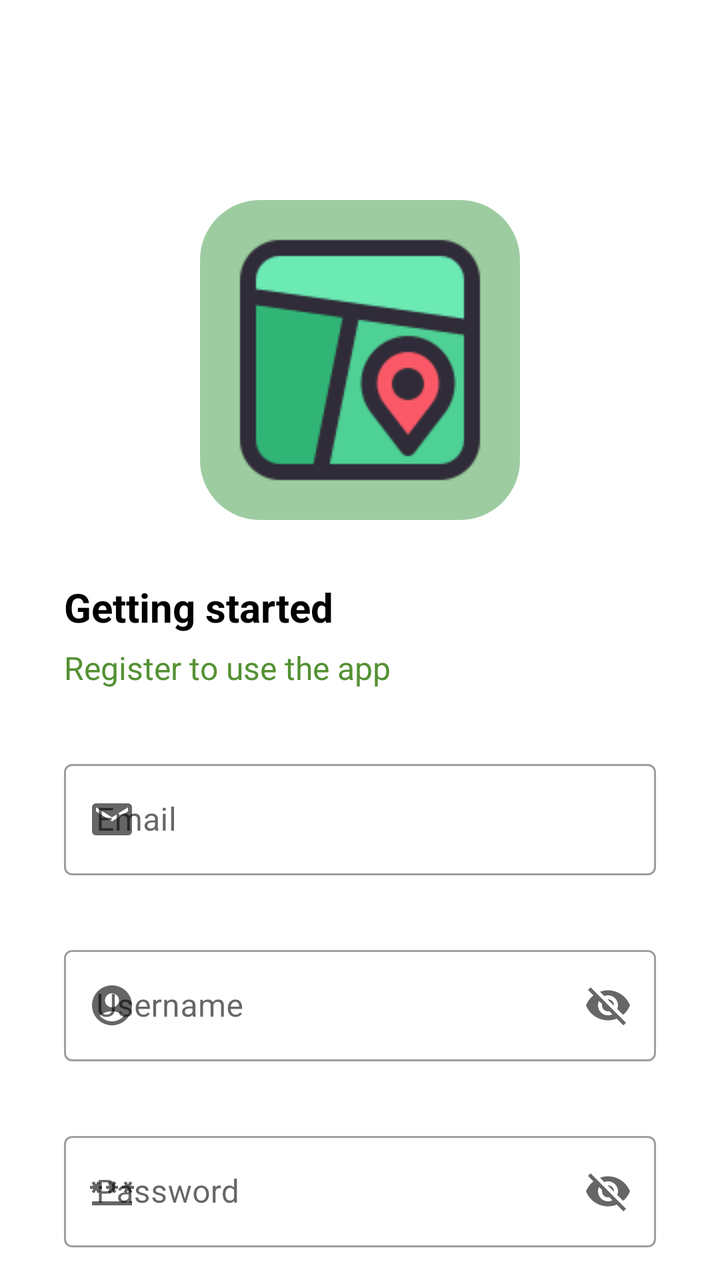
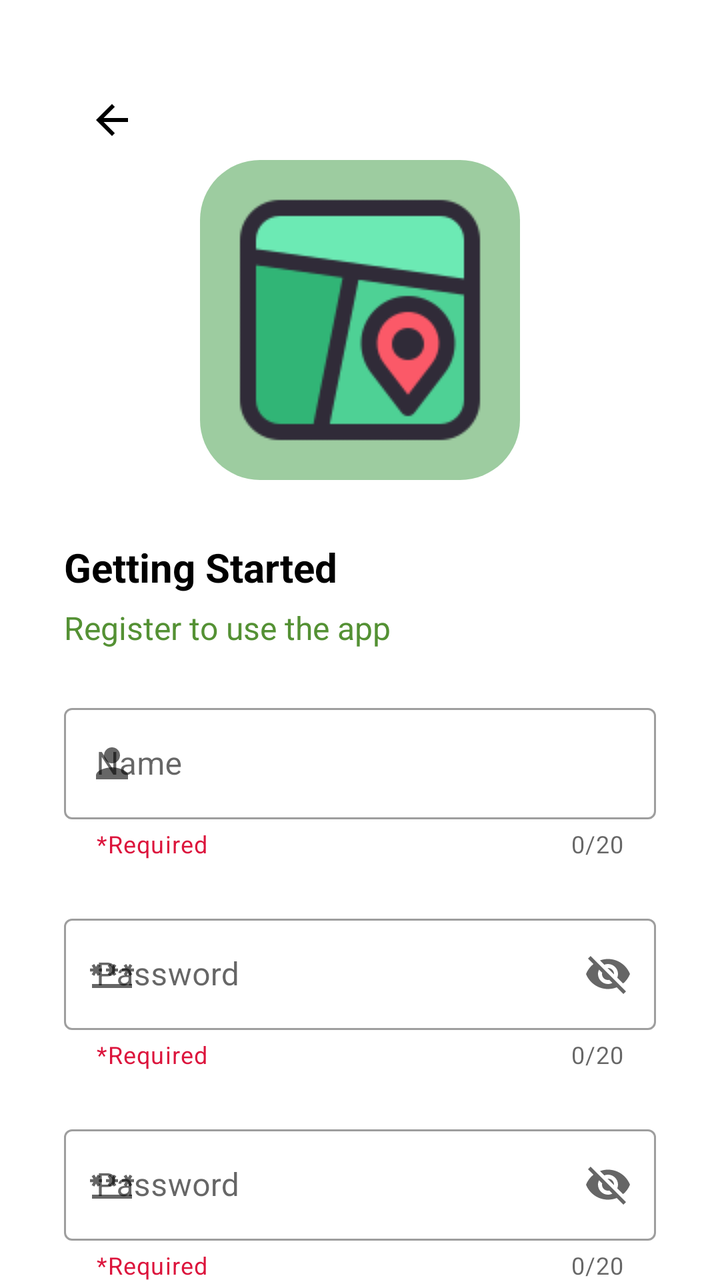

An Android layout rendered at two revisions. The XML below is the earlier revision; the diff shows what the commit changed to produce the second picture.
<!-- AndroidManifest.xml: application theme Theme.PSASIC -->
<!-- res/layout/activity_register.xml -->
<?xml version="1.0" encoding="utf-8"?>
<androidx.constraintlayout.widget.ConstraintLayout xmlns:android="http://schemas.android.com/apk/res/android"
    xmlns:app="http://schemas.android.com/apk/res-auto"
    xmlns:tools="http://schemas.android.com/tools"
    android:layout_width="match_parent"
    android:layout_height="match_parent"
    tools:context=".Activities.RegisterActivity">

    <ImageView
        android:id="@+id/logo"
        android:layout_width="160dp"
        android:layout_height="160dp"
        android:layout_marginTop="100dp"
        android:background="@drawable/rounded_bg"
        android:scaleType="center"
        android:src="@drawable/icons128"
        app:layout_constraintEnd_toEndOf="parent"
        app:layout_constraintStart_toStartOf="parent"
        app:layout_constraintTop_toTopOf="parent"
        android:contentDescription="@null" />

    <TextView
        android:id="@+id/welcome"
        android:layout_width="wrap_content"
        android:layout_height="wrap_content"
        android:layout_marginStart="32dp"
        android:layout_marginTop="30dp"
        android:text="Getting started"
        android:textColor="@color/black"
        android:textSize="20sp"
        android:textStyle="bold"
        app:layout_constraintStart_toStartOf="parent"
        app:layout_constraintTop_toBottomOf="@id/logo" />

    <TextView
        android:id="@+id/login"
        android:layout_width="wrap_content"
        android:layout_height="wrap_content"
        android:layout_marginStart="32dp"
        android:layout_marginTop="6dp"
        android:text="Register to use the app"
        android:textColor="@color/normal_green"
        android:textSize="16sp"
        android:textStyle="normal"
        app:layout_constraintStart_toStartOf="parent"
        app:layout_constraintTop_toBottomOf="@id/welcome" />


    <com.google.android.material.textfield.TextInputLayout
        android:id="@+id/textNameLayout"
        style="@style/Widget.MaterialComponents.TextInputLayout.OutlinedBox"
        android:layout_width="match_parent"
        android:layout_height="wrap_content"
        android:layout_marginStart="32dp"
        android:layout_marginTop="32dp"
        android:layout_marginEnd="32dp"
        android:hint="@string/email"
        app:endIconMode="clear_text"
        app:layout_constraintEnd_toEndOf="parent"
        app:layout_constraintStart_toStartOf="parent"
        app:layout_constraintTop_toBottomOf="@id/login"
        app:startIconDrawable="@drawable/baseline_email_24">

        <com.google.android.material.textfield.TextInputEditText
            android:id="@+id/textName"
            android:layout_width="match_parent"
            android:layout_height="wrap_content" />
    </com.google.android.material.textfield.TextInputLayout>


    <com.google.android.material.textfield.TextInputLayout
        android:id="@+id/textPasswordLayout"
        style="@style/Widget.MaterialComponents.TextInputLayout.OutlinedBox"
        android:layout_width="match_parent"
        android:layout_height="wrap_content"
        android:layout_marginStart="32dp"
        android:layout_marginTop="32dp"
        android:layout_marginEnd="32dp"
        android:hint="@string/username"
        app:endIconMode="password_toggle"
        app:layout_constraintEnd_toEndOf="parent"
        app:layout_constraintStart_toStartOf="parent"
        app:layout_constraintTop_toBottomOf="@id/textNameLayout"
        app:startIconDrawable="@drawable/ic_account">

        <com.google.android.material.textfield.TextInputEditText
            android:id="@+id/textPassword"
            android:layout_width="match_parent"
            android:layout_height="wrap_content" />
    </com.google.android.material.textfield.TextInputLayout>

    <com.google.android.material.textfield.TextInputLayout
        android:id="@+id/textConfirmPasswordLayout"
        style="@style/Widget.MaterialComponents.TextInputLayout.OutlinedBox"
        android:layout_width="match_parent"
        android:layout_height="wrap_content"
        android:layout_marginStart="32dp"
        android:layout_marginTop="32dp"
        android:layout_marginEnd="32dp"
        android:hint="@string/password"
        app:endIconMode="password_toggle"
        app:layout_constraintEnd_toEndOf="parent"
        app:layout_constraintStart_toStartOf="parent"
        app:layout_constraintTop_toBottomOf="@id/textPasswordLayout"
        app:startIconDrawable="@drawable/ic_password">

        <com.google.android.material.textfield.TextInputEditText
            android:id="@+id/textConfirmPassword"
            android:layout_width="match_parent"
            android:layout_height="wrap_content" />
    </com.google.android.material.textfield.TextInputLayout>


    <Button
        android:id="@+id/register_button"
        android:layout_width="276dp"
        android:layout_height="wrap_content"
        android:layout_marginTop="28dp"
        android:backgroundTint="@color/lime"
        android:text="REGISTER"
        android:textColor="@color/black"
        android:textStyle="bold"
        app:layout_constraintEnd_toEndOf="parent"
        app:layout_constraintStart_toStartOf="parent"
        app:layout_constraintTop_toBottomOf="@+id/textConfirmPasswordLayout" />


</androidx.constraintlayout.widget.ConstraintLayout>
<!-- resources referenced by this layout -->
<resources>
  <color name="black">#FF000000</color>
  <color name="lime">#BBFF2B</color>
  <color name="normal_green">#549134</color>
  <!-- drawable baseline_email_24 (drawable) -->
  <vector android:height="24dp" android:tint="#000000"
      android:viewportHeight="24" android:viewportWidth="24"
      android:width="24dp" xmlns:android="http://schemas.android.com/apk/res/android">
      <path android:fillColor="@android:color/white" android:pathData="M20,4L4,4c-1.1,0 -1.99,0.9 -1.99,2L2,18c0,1.1 0.9,2 2,2h16c1.1,0 2,-0.9 2,-2L22,6c0,-1.1 -0.9,-2 -2,-2zM20,8l-8,5 -8,-5L4,6l8,5 8,-5v2z"/>
  </vector>
  <!-- drawable ic_account (drawable) -->
  <vector android:height="24dp" android:tint="#000000"
      android:viewportHeight="24" android:viewportWidth="24"
      android:width="24dp" xmlns:android="http://schemas.android.com/apk/res/android">
      <path android:fillColor="@android:color/white" android:pathData="M12,2C6.48,2 2,6.48 2,12s4.48,10 10,10s10,-4.48 10,-10S17.52,2 12,2zM12,6c1.93,0 3.5,1.57 3.5,3.5S13.93,13 12,13s-3.5,-1.57 -3.5,-3.5S10.07,6 12,6zM12,20c-2.03,0 -4.43,-0.82 -6.14,-2.88C7.55,15.8 9.68,15 12,15s4.45,0.8 6.14,2.12C16.43,19.18 14.03,20 12,20z"/>
  </vector>
  <!-- drawable ic_password (drawable) -->
  <vector android:height="24dp" android:tint="#000000"
      android:viewportHeight="24" android:viewportWidth="24"
      android:width="24dp" xmlns:android="http://schemas.android.com/apk/res/android">
      <path android:fillColor="@android:color/white" android:pathData="M2,17h20v2H2V17zM3.15,12.95L4,11.47l0.85,1.48l1.3,-0.75L5.3,10.72H7v-1.5H5.3l0.85,-1.47L4.85,7L4,8.47L3.15,7l-1.3,0.75L2.7,9.22H1v1.5h1.7L1.85,12.2L3.15,12.95zM9.85,12.2l1.3,0.75L12,11.47l0.85,1.48l1.3,-0.75l-0.85,-1.48H15v-1.5h-1.7l0.85,-1.47L12.85,7L12,8.47L11.15,7l-1.3,0.75l0.85,1.47H9v1.5h1.7L9.85,12.2zM23,9.22h-1.7l0.85,-1.47L20.85,7L20,8.47L19.15,7l-1.3,0.75l0.85,1.47H17v1.5h1.7l-0.85,1.48l1.3,0.75L20,11.47l0.85,1.48l1.3,-0.75l-0.85,-1.48H23V9.22z"/>
  </vector>
  <!-- drawable icons128: png bitmap (drawable, 4297 bytes) -->
  <!-- drawable rounded_bg (drawable) -->
  <?xml version="1.0" encoding="UTF-8"?>
  <shape xmlns:android="http://schemas.android.com/apk/res/android">
      <solid android:color="@color/background_green"/>
      <corners android:radius="30dp"/>
      <padding android:left="0dp" android:top="0dp" android:right="0dp" android:bottom="0dp" />
  </shape>
  <string name="email">Email</string>
  <string name="password">Password</string>
  <string name="username">Username</string>
  <style name="Theme.PSASIC" parent="Theme.MaterialComponents.DayNight.NoActionBar">
          
          <item name="colorPrimary">@color/purple_500</item>
          <item name="colorPrimaryVariant">@color/purple_700</item>
          <item name="colorOnPrimary">@color/white</item>
          
          <item name="colorSecondary">@color/teal_200</item>
          <item name="colorSecondaryVariant">@color/teal_700</item>
          <item name="colorOnSecondary">@color/black</item>
          
          <item name="android:statusBarColor">?attr/colorPrimaryVariant</item>
          
      </style>
  <color name="background_green">#9DCCA0</color>
  <color name="purple_500">#FF6200EE</color>
  <color name="purple_700">#FF3700B3</color>
  <color name="white">#FFFFFFFF</color>
  <color name="teal_200">#FF03DAC5</color>
  <color name="teal_700">#FF018786</color>
</resources>

<!-- the commit's change to res/layout/activity_register.xml (unified diff, before → after) -->
@@ -1,49 +1,55 @@
-<?xml version="1.0" encoding="utf-8"?>
 <androidx.constraintlayout.widget.ConstraintLayout xmlns:android="http://schemas.android.com/apk/res/android"
     xmlns:app="http://schemas.android.com/apk/res-auto"
     xmlns:tools="http://schemas.android.com/tools"
     android:layout_width="match_parent"
     android:layout_height="match_parent"
     tools:context=".Activities.RegisterActivity">
+    <ImageButton
+        android:layout_marginStart="32dp"
+        android:id="@+id/arrow_back"
+        android:layout_width="wrap_content"
+        android:layout_height="wrap_content"
+        android:backgroundTint="@color/transparent"
+        android:src="@drawable/arrow_back"
+        app:layout_constraintStart_toStartOf="parent"
+        android:layout_marginTop="38dp"
+        app:layout_constraintTop_toTopOf="parent" />
 
     <ImageView
+        android:layout_marginTop="80dp"
         android:id="@+id/logo"
         android:layout_width="160dp"
+        app:layout_constraintTop_toTopOf="parent"
+        app:layout_constraintStart_toStartOf="parent"
+        app:layout_constraintEnd_toEndOf="parent"
+        android:background="@drawable/rounded_bg"
         android:layout_height="160dp"
-        android:layout_marginTop="100dp"
-        android:background="@drawable/rounded_bg"
         android:scaleType="center"
-        android:src="@drawable/icons128"
-        app:layout_constraintEnd_toEndOf="parent"
+        android:src="@drawable/icons128"/>
+    <TextView
+        android:id="@+id/getstarted"
+        app:layout_constraintTop_toBottomOf="@id/logo"
         app:layout_constraintStart_toStartOf="parent"
-        app:layout_constraintTop_toTopOf="parent"
-        android:contentDescription="@null" />
-
-    <TextView
-        android:id="@+id/welcome"
+        android:layout_marginTop="30dp"
         android:layout_width="wrap_content"
         android:layout_height="wrap_content"
+        android:text="Getting Started"
+        android:textColor="@color/black"
         android:layout_marginStart="32dp"
-        android:layout_marginTop="30dp"
-        android:text="Getting started"
-        android:textColor="@color/black"
         android:textSize="20sp"
-        android:textStyle="bold"
+        android:textStyle="bold" />
+    <TextView
+        android:id="@+id/rg_text"
+        app:layout_constraintTop_toBottomOf="@id/getstarted"
         app:layout_constraintStart_toStartOf="parent"
-        app:layout_constraintTop_toBottomOf="@id/logo" />
-
-    <TextView
-        android:id="@+id/login"
+        android:layout_marginTop="6dp"
         android:layout_width="wrap_content"
         android:layout_height="wrap_content"
-        android:layout_marginStart="32dp"
-        android:layout_marginTop="6dp"
         android:text="Register to use the app"
         android:textColor="@color/normal_green"
+        android:layout_marginStart="32dp"
         android:textSize="16sp"
-        android:textStyle="normal"
-        app:layout_constraintStart_toStartOf="parent"
-        app:layout_constraintTop_toBottomOf="@id/welcome" />
+        android:textStyle="normal" />
 
 
     <com.google.android.material.textfield.TextInputLayout
@@ -52,14 +58,18 @@
         android:layout_width="match_parent"
         android:layout_height="wrap_content"
         android:layout_marginStart="32dp"
-        android:layout_marginTop="32dp"
+        android:layout_marginTop="24dp"
         android:layout_marginEnd="32dp"
-        android:hint="@string/email"
+        android:hint="@string/name"
+        app:counterEnabled="true"
+        app:counterMaxLength="20"
         app:endIconMode="clear_text"
+        app:helperText="*Required"
+        app:helperTextTextColor="@color/Crimson"
         app:layout_constraintEnd_toEndOf="parent"
         app:layout_constraintStart_toStartOf="parent"
-        app:layout_constraintTop_toBottomOf="@id/login"
-        app:startIconDrawable="@drawable/baseline_email_24">
+        app:layout_constraintTop_toBottomOf="@id/rg_text"
+        app:startIconDrawable="@drawable/ic_person">
 
         <com.google.android.material.textfield.TextInputEditText
             android:id="@+id/textName"
@@ -67,21 +77,24 @@
             android:layout_height="wrap_content" />
     </com.google.android.material.textfield.TextInputLayout>
 
-
     <com.google.android.material.textfield.TextInputLayout
-        android:id="@+id/textPasswordLayout"
+        android:id="@+id/textInputPassword"
         style="@style/Widget.MaterialComponents.TextInputLayout.OutlinedBox"
         android:layout_width="match_parent"
         android:layout_height="wrap_content"
         android:layout_marginStart="32dp"
-        android:layout_marginTop="32dp"
+        android:layout_marginTop="24dp"
         android:layout_marginEnd="32dp"
-        android:hint="@string/username"
+        android:hint="@string/password"
+        app:counterEnabled="true"
+        app:counterMaxLength="20"
         app:endIconMode="password_toggle"
+        app:helperText="*Required"
+        app:helperTextTextColor="@color/Crimson"
         app:layout_constraintEnd_toEndOf="parent"
         app:layout_constraintStart_toStartOf="parent"
         app:layout_constraintTop_toBottomOf="@id/textNameLayout"
-        app:startIconDrawable="@drawable/ic_account">
+        app:startIconDrawable="@drawable/ic_password">
 
         <com.google.android.material.textfield.TextInputEditText
             android:id="@+id/textPassword"
@@ -90,18 +103,22 @@
     </com.google.android.material.textfield.TextInputLayout>
 
     <com.google.android.material.textfield.TextInputLayout
-        android:id="@+id/textConfirmPasswordLayout"
+        android:id="@+id/textConfirmLayout"
         style="@style/Widget.MaterialComponents.TextInputLayout.OutlinedBox"
         android:layout_width="match_parent"
         android:layout_height="wrap_content"
         android:layout_marginStart="32dp"
-        android:layout_marginTop="32dp"
+        android:layout_marginTop="24dp"
         android:layout_marginEnd="32dp"
         android:hint="@string/password"
+        app:counterEnabled="true"
+        app:counterMaxLength="20"
         app:endIconMode="password_toggle"
+        app:helperText="*Required"
+        app:helperTextTextColor="@color/Crimson"
         app:layout_constraintEnd_toEndOf="parent"
         app:layout_constraintStart_toStartOf="parent"
-        app:layout_constraintTop_toBottomOf="@id/textPasswordLayout"
+        app:layout_constraintTop_toBottomOf="@id/textInputPassword"
         app:startIconDrawable="@drawable/ic_password">
 
         <com.google.android.material.textfield.TextInputEditText
@@ -110,19 +127,16 @@
             android:layout_height="wrap_content" />
     </com.google.android.material.textfield.TextInputLayout>
 
-
     <Button
-        android:id="@+id/register_button"
+        android:id="@+id/signup_btn"
         android:layout_width="276dp"
         android:layout_height="wrap_content"
-        android:layout_marginTop="28dp"
+        android:layout_marginTop="24dp"
         android:backgroundTint="@color/lime"
-        android:text="REGISTER"
+        android:text="SIGN UP"
         android:textColor="@color/black"
         android:textStyle="bold"
         app:layout_constraintEnd_toEndOf="parent"
         app:layout_constraintStart_toStartOf="parent"
-        app:layout_constraintTop_toBottomOf="@+id/textConfirmPasswordLayout" />
-
-
+        app:layout_constraintTop_toBottomOf="@+id/textConfirmLayout" />
 </androidx.constraintlayout.widget.ConstraintLayout>
<!-- resource entries referenced after the edit -->
@@ -1,25 +1,32 @@
 <!-- resources referenced by this layout -->
 <resources>
+  <color name="Crimson">#DC143C</color>
   <color name="black">#FF000000</color>
   <color name="lime">#BBFF2B</color>
   <color name="normal_green">#549134</color>
-  <!-- drawable baseline_email_24 (drawable) -->
-  <vector android:height="24dp" android:tint="#000000"
-      android:viewportHeight="24" android:viewportWidth="24"
-      android:width="24dp" xmlns:android="http://schemas.android.com/apk/res/android">
-      <path android:fillColor="@android:color/white" android:pathData="M20,4L4,4c-1.1,0 -1.99,0.9 -1.99,2L2,18c0,1.1 0.9,2 2,2h16c1.1,0 2,-0.9 2,-2L22,6c0,-1.1 -0.9,-2 -2,-2zM20,8l-8,5 -8,-5L4,6l8,5 8,-5v2z"/>
-  </vector>
-  <!-- drawable ic_account (drawable) -->
-  <vector android:height="24dp" android:tint="#000000"
-      android:viewportHeight="24" android:viewportWidth="24"
-      android:width="24dp" xmlns:android="http://schemas.android.com/apk/res/android">
-      <path android:fillColor="@android:color/white" android:pathData="M12,2C6.48,2 2,6.48 2,12s4.48,10 10,10s10,-4.48 10,-10S17.52,2 12,2zM12,6c1.93,0 3.5,1.57 3.5,3.5S13.93,13 12,13s-3.5,-1.57 -3.5,-3.5S10.07,6 12,6zM12,20c-2.03,0 -4.43,-0.82 -6.14,-2.88C7.55,15.8 9.68,15 12,15s4.45,0.8 6.14,2.12C16.43,19.18 14.03,20 12,20z"/>
+  <color name="transparent">#00000000</color>
+  <!-- drawable arrow_back (drawable) -->
+  <vector android:autoMirrored="true" android:height="24dp"
+      android:tint="#000000" android:viewportHeight="24"
+      android:viewportWidth="24" android:width="24dp" xmlns:android="http://schemas.android.com/apk/res/android">
+      <path android:fillColor="@android:color/white" android:pathData="M20,11H7.83l5.59,-5.59L12,4l-8,8 8,8 1.41,-1.41L7.83,13H20v-2z"/>
   </vector>
   <!-- drawable ic_password (drawable) -->
   <vector android:height="24dp" android:tint="#000000"
       android:viewportHeight="24" android:viewportWidth="24"
       android:width="24dp" xmlns:android="http://schemas.android.com/apk/res/android">
       <path android:fillColor="@android:color/white" android:pathData="M2,17h20v2H2V17zM3.15,12.95L4,11.47l0.85,1.48l1.3,-0.75L5.3,10.72H7v-1.5H5.3l0.85,-1.47L4.85,7L4,8.47L3.15,7l-1.3,0.75L2.7,9.22H1v1.5h1.7L1.85,12.2L3.15,12.95zM9.85,12.2l1.3,0.75L12,11.47l0.85,1.48l1.3,-0.75l-0.85,-1.48H15v-1.5h-1.7l0.85,-1.47L12.85,7L12,8.47L11.15,7l-1.3,0.75l0.85,1.47H9v1.5h1.7L9.85,12.2zM23,9.22h-1.7l0.85,-1.47L20.85,7L20,8.47L19.15,7l-1.3,0.75l0.85,1.47H17v1.5h1.7l-0.85,1.48l1.3,0.75L20,11.47l0.85,1.48l1.3,-0.75l-0.85,-1.48H23V9.22z"/>
+  </vector>
+  <!-- drawable ic_person (drawable) -->
+  <vector xmlns:android="http://schemas.android.com/apk/res/android"
+      android:width="24dp"
+      android:height="24dp"
+      android:tint="#000000"
+      android:viewportWidth="24"
+      android:viewportHeight="24">
+      <path
+          android:fillColor="@android:color/white"
+          android:pathData="M12,12c2.21,0 4,-1.79 4,-4s-1.79,-4 -4,-4 -4,1.79 -4,4 1.79,4 4,4zM12,14c-2.67,0 -8,1.34 -8,4v2h16v-2c0,-2.66 -5.33,-4 -8,-4z" />
   </vector>
   <!-- drawable icons128: png bitmap (drawable, 4297 bytes) -->
   <!-- drawable rounded_bg (drawable) -->
@@ -29,9 +36,8 @@
       <corners android:radius="30dp"/>
       <padding android:left="0dp" android:top="0dp" android:right="0dp" android:bottom="0dp" />
   </shape>
-  <string name="email">Email</string>
+  <string name="name">Name</string>
   <string name="password">Password</string>
-  <string name="username">Username</string>
   <style name="Theme.PSASIC" parent="Theme.MaterialComponents.DayNight.NoActionBar">
           
           <item name="colorPrimary">@color/purple_500</item>
